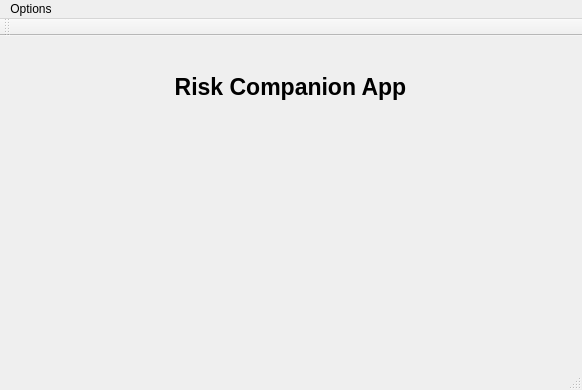
The window that RiskCompanionApp/src/ui/RiskCompanion.ui (smistry2920/risk_game_companion) describes before a commit, drawn with Qt 5.
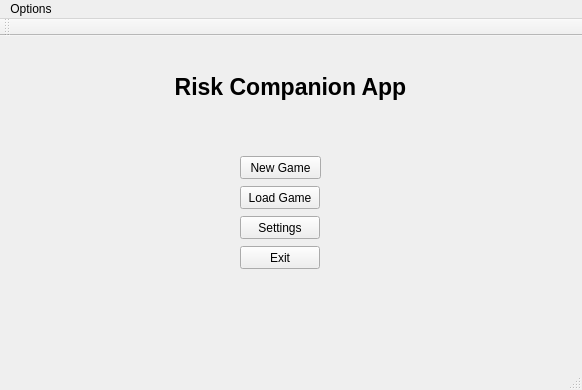
The same window after the commit.

Commit message: socket changes (forgot to commit/push)

```diff
--- a/RiskCompanionApp/src/ui/RiskCompanion.ui
+++ b/RiskCompanionApp/src/ui/RiskCompanion.ui
@@ -50,6 +50,58 @@
        <set>Qt::AlignCenter</set>
       </property>
      </widget>
+     <widget class="QPushButton" name="menuNewGameButton">
+      <property name="geometry">
+       <rect>
+        <x>240</x>
+        <y>120</y>
+        <width>81</width>
+        <height>23</height>
+       </rect>
+      </property>
+      <property name="text">
+       <string>New Game</string>
+      </property>
+     </widget>
+     <widget class="QPushButton" name="menuLoadGameButton">
+      <property name="geometry">
+       <rect>
+        <x>240</x>
+        <y>150</y>
+        <width>80</width>
+        <height>23</height>
+       </rect>
+      </property>
+      <property name="text">
+       <string>Load Game</string>
+      </property>
+     </widget>
+     <widget class="QPushButton" name="menuSettingsButton">
+      <property name="geometry">
+       <rect>
+        <x>240</x>
+        <y>180</y>
+        <width>80</width>
+        <height>23</height>
+       </rect>
+      </property>
+      <property name="text">
+       <string>Settings</string>
+      </property>
+     </widget>
+     <widget class="QPushButton" name="menuExitButton">
+      <property name="geometry">
+       <rect>
+        <x>240</x>
+        <y>210</y>
+        <width>80</width>
+        <height>23</height>
+       </rect>
+      </property>
+      <property name="text">
+       <string>Exit</string>
+      </property>
+     </widget>
     </widget>
     <widget class="QWidget" name="page_2"/>
    </widget>
```
Left out of the diff: 10 changed lines with no effect on the pictures. The commit also changes 4 other files.
